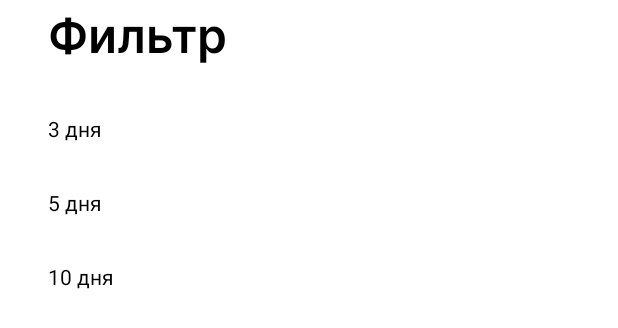
After one commit to sherzod2013/Weather, an Android app: the layout dialog_filter.xml on its own in the app's theme, with its tools: preview values and no code run, on a phone screen of 412 x 824 dp. The commit adds this screen. Shown: the top 328 px of the screen. Run offline under Robolectric (Android 15) with nearby library versions, the phone set to English and light mode, and no system bars.

Commit message:
Добавил фильтр

```diff
--- a/app/src/main/java/com/yusmp/basecode/presentation/weather/WeatherListUiState.kt
+++ b/app/src/main/java/com/yusmp/basecode/presentation/weather/WeatherListUiState.kt
@@ -3,6 +3,7 @@ package com.yusmp.basecode.presentation.weather
 import com.yusmp.basecode.base.recyclerAdapter.RecyclerDataState
 import com.yusmp.basecode.presentation.common.UiEvent
 import com.yusmp.basecode.presentation.common.UiState
+import com.yusmp.basecode.presentation.weather.dialog.FilterType
 import com.yusmp.domain.weather.model.ForecastDayData
 import com.yusmp.domain.weather.model.WeatherData
 
@@ -10,6 +11,7 @@ data class WeatherListState(
     val forecastDayData: List<RecyclerDataState<ForecastDayData>>? = RecyclerDataState.createLoadingState(),
     val weatherData: WeatherData? = null,
     val isLoading: Boolean = true,
+    val filterType: FilterType = FilterType.TEN_DAYS
 ) : UiState
 
 sealed class WeatherListEvent : UiEvent() {
--- /dev/null
+++ b/app/src/main/res/drawable/background_bottom_sheet.xml
@@ -0,0 +1,7 @@
+<?xml version="1.0" encoding="utf-8"?>
+<shape xmlns:android="http://schemas.android.com/apk/res/android">
+    <corners
+        android:topLeftRadius="28dp"
+        android:topRightRadius="28dp" />
+    <solid android:color="@color/background" />
+</shape>
--- /dev/null
+++ b/app/src/main/res/drawable/baseline_keyboard_arrow_down_24.xml
@@ -0,0 +1,5 @@
+<vector android:height="24dp" android:tint="#FFFFFF"
+    android:viewportHeight="24" android:viewportWidth="24"
+    android:width="24dp" xmlns:android="http://schemas.android.com/apk/res/android">
+    <path android:fillColor="@android:color/white" android:pathData="M7.41,8.59L12,13.17l4.59,-4.58L18,10l-6,6 -6,-6 1.41,-1.41z"/>
+</vector>
--- /dev/null
+++ b/app/src/main/res/layout/dialog_filter.xml
@@ -0,0 +1,52 @@
+<?xml version="1.0" encoding="utf-8"?>
+<androidx.core.widget.NestedScrollView xmlns:android="http://schemas.android.com/apk/res/android"
+    xmlns:app="http://schemas.android.com/apk/res-auto"
+    xmlns:tools="http://schemas.android.com/tools"
+    android:layout_width="match_parent"
+    android:layout_height="match_parent"
+    app:layout_behavior="com.google.android.material.bottomsheet.BottomSheetBehavior">
+
+    <LinearLayout
+        android:layout_width="match_parent"
+        android:layout_height="wrap_content"
+        android:paddingBottom="16dp"
+        android:background="@drawable/background_bottom_sheet"
+        android:orientation="vertical">
+
+        <TextView
+            android:id="@+id/title_tv"
+            android:layout_width="match_parent"
+            android:layout_height="wrap_content"
+            android:layout_weight="75"
+            android:layout_marginStart="32dp"
+            android:theme="@style/Text.Headline1.Bold"
+            android:text="@string/filtr_text" />
+
+
+        <TextView
+            android:id="@+id/condition_1"
+            android:layout_width="match_parent"
+            android:layout_height="wrap_content"
+            android:layout_marginHorizontal="32dp"
+            android:layout_marginTop="30dp"
+            android:textColor="@color/black"
+            android:text="3 дня" />
+        <TextView
+            android:id="@+id/condition_2"
+            android:layout_width="match_parent"
+            android:layout_height="wrap_content"
+            android:layout_marginHorizontal="32dp"
+            android:layout_marginTop="30dp"
+            android:textColor="@color/black"
+            android:text="5 дня" />
+        <TextView
+            android:id="@+id/condition_3"
+            android:layout_width="match_parent"
+            android:layout_height="wrap_content"
+            android:layout_marginHorizontal="32dp"
+            android:layout_marginTop="30dp"
+            android:textColor="@color/black"
+            android:text="10 дня" />
+
+    </LinearLayout>
+</androidx.core.widget.NestedScrollView>
--- a/app/src/main/res/values/strings.xml
+++ b/app/src/main/res/values/strings.xml
@@ -21,5 +21,6 @@
     <string name="city_list_pre_request_dialog_message">Доступ к местоположению поможет определить Ваш город для дальнейшей работы с приложением</string>
     <string name="addresses_filters_permission_negativ_button_text">Отмена</string>
     <string name="addresses_filters_allow_text">Ok</string>
+    <string name="filtr_text">Фильтр</string>
     <!--   endregion-->
 </resources>
```
Also changed, not shown: app/src/main/java/com/yusmp/basecode/presentation/weather/WeatherListFragment.kt (+11 -0 lines), app/src/main/java/com/yusmp/basecode/presentation/weather/WeatherListViewModel.kt (+20 -2 lines), app/src/main/java/com/yusmp/basecode/presentation/weather/dialog/FilterDialog.kt (added, +28 -0 lines), app/src/main/java/com/yusmp/basecode/presentation/weather/dialog/FilterType.kt (added, +7 -0 lines), app/src/main/res/layout/fragment_weather.xml (+22 -5 lines).
